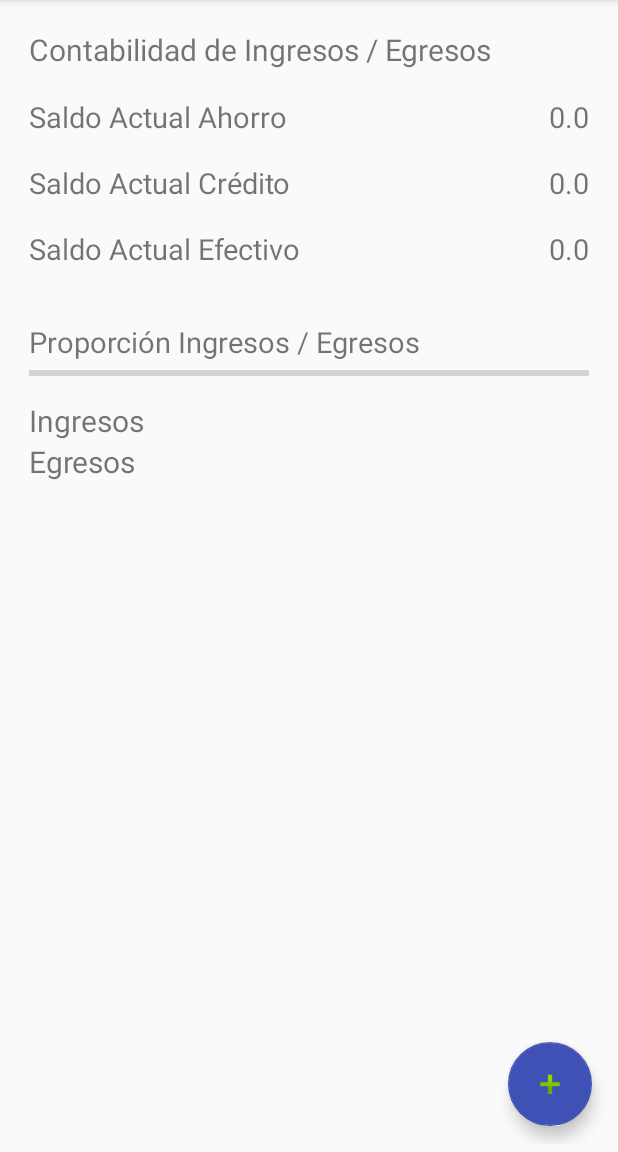
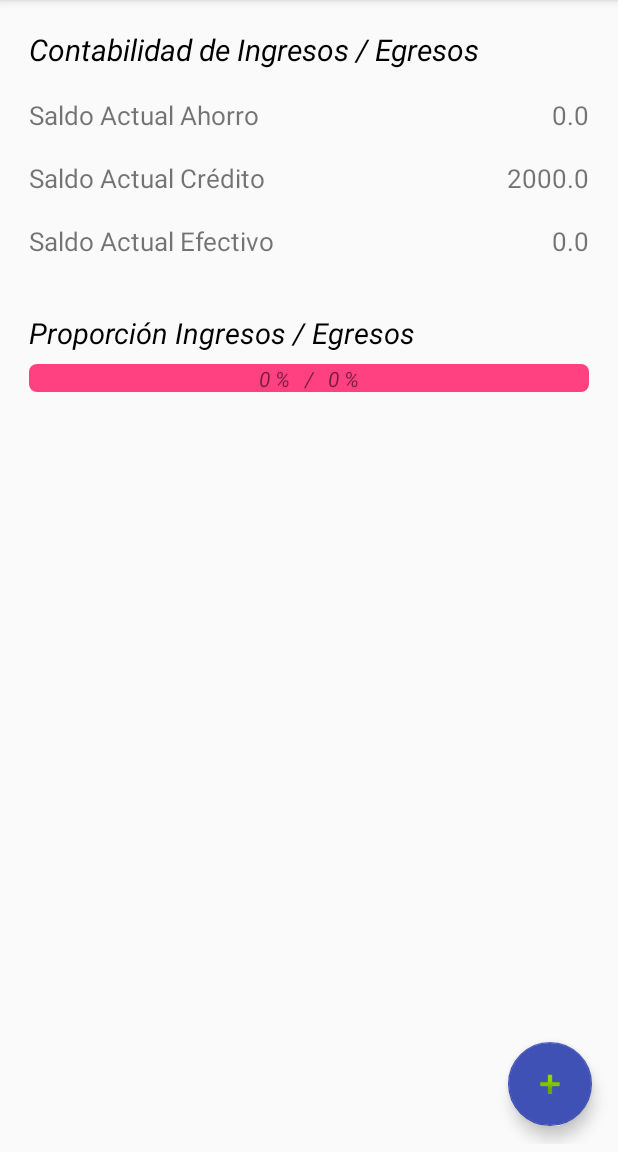
Before and after one commit to cristhoper23/MoneyHelper, an Android app: the screen it shows after launch (MainActivity), on a phone screen of 412 x 824 dp, the part 84-1236 px from its top. Run offline under Robolectric (Android 15) with nearby library versions, the phone set to English and light mode, and no system bars.

Commit message:
4° commit

```diff
--- a/app/src/main/java/com/cristhoper/moneyhelper/activities/MainActivity.java
+++ b/app/src/main/java/com/cristhoper/moneyhelper/activities/MainActivity.java
@@ -15,7 +15,7 @@
 
     private static final int NEW_OPERATION_REQUEST = 100;
 
-    private TextView textAhorro, textCredito, textEfectivo;
+    private TextView textAhorro, textCredito, textEfectivo, txtPorcentajes;
     private ProgressBar progressBar;
     @Override
     protected void onCreate(Bundle savedInstanceState) {
@@ -25,7 +25,9 @@
         textAhorro = (TextView) findViewById(R.id.txtAhorro);
         textCredito = (TextView) findViewById(R.id.txtCredito);
         textEfectivo = (TextView) findViewById(R.id.txtEfectivo);
+
         progressBar = (ProgressBar) findViewById(R.id.progressBar);
+        txtPorcentajes = (TextView) findViewById(R.id.txtPorcentajes);
 
         mostrarSaldos();
     }
@@ -48,10 +50,20 @@
         textCredito.setText(saldoActual.getSaldoCredito().toString());
         textEfectivo.setText(saldoActual.getSaldoEfectivo().toString());
 
-        //ANALIZAR ESTE CODIGO
-        Long ingreso = Math.round(saldoActual.getMtIngreso());
-        int p = (int) ingreso.longValue();
-        Log.d("progress", String.valueOf(p));
-        progressBar.setProgress((int)ingreso.doubleValue());
+        //Progreso de los ingresos y egresos en porcentaje
+        double mtIngreso = saldoActual.getMtIngreso();
+        double mtEgreso = saldoActual.getMtEgreso();
+        double mTotal = mtIngreso + mtEgreso;
+
+        mtIngreso = Math.round((mtIngreso * 100)/(mTotal));
+        mtEgreso = Math.round((mtEgreso * 100)/(mTotal));
+
+        int i = (int) mtIngreso;
+        int e = (int) mtEgreso;
+
+        txtPorcentajes.setText(i + " %   /   " + e + " %");
+
+        //Progreso de la barra
+        progressBar.setProgress(i);
     }
 }
--- a/app/src/main/java/com/cristhoper/moneyhelper/activities/NewOperationActivity.java
+++ b/app/src/main/java/com/cristhoper/moneyhelper/activities/NewOperationActivity.java
@@ -65,7 +65,7 @@
         boolean montoValido = validarMonto(montoDinero);
 
         if (!montoValido){
-            Toast.makeText(this, "Monto no valido", Toast.LENGTH_SHORT).show();
+            Toast.makeText(this, "Monto no válido", Toast.LENGTH_SHORT).show();
             return;
         }else if (tipoDinero == null){
             Toast.makeText(this, "Seleccionar Ingreso o Egreso", Toast.LENGTH_SHORT).show();
--- a/app/src/main/res/layout/activity_main.xml
+++ b/app/src/main/res/layout/activity_main.xml
@@ -12,12 +12,16 @@
         android:layout_width="match_parent"
         android:layout_height="match_parent"
         android:orientation="vertical"
-        android:padding="14dp">
+        android:padding="14dp"
+        android:layout_alignParentTop="true"
+        android:layout_alignParentStart="true">
 
         <TextView
             android:layout_width="wrap_content"
             android:layout_height="wrap_content"
+            android:textColor="@color/colorBlack"
             android:textSize="20sp"
+            android:textStyle="italic"
             android:paddingBottom="18dp"
             android:text="@string/contIngrEgr" />
 
@@ -28,7 +32,7 @@
             <TextView
                 android:layout_width="match_parent"
                 android:layout_height="wrap_content"
-                android:textSize="19sp"
+                android:textSize="17sp"
                 android:paddingBottom="18dp"
                 android:layout_weight="1"
                 android:text="@string/saldoAhorro" />
@@ -37,7 +41,7 @@
                 android:id="@+id/txtAhorro"
                 android:layout_width="match_parent"
                 android:layout_height="wrap_content"
-                android:textSize="19sp"
+                android:textSize="17sp"
                 android:textAlignment="textEnd"
                 android:paddingBottom="18dp"
                 android:layout_weight="2"
@@ -51,7 +55,7 @@
             <TextView
                 android:layout_width="wrap_content"
                 android:layout_height="wrap_content"
-                android:textSize="19sp"
+                android:textSize="17sp"
                 android:paddingBottom="18dp"
                 android:text="@string/saldoCredito" />
 
@@ -59,7 +63,7 @@
                 android:id="@+id/txtCredito"
                 android:layout_width="match_parent"
                 android:layout_height="wrap_content"
-                android:textSize="19sp"
+                android:textSize="17sp"
                 android:textAlignment="textEnd"
                 android:paddingBottom="18dp"
                 android:layout_weight="1"
@@ -73,7 +77,7 @@
             <TextView
                 android:layout_width="wrap_content"
                 android:layout_height="wrap_content"
-                android:textSize="19sp"
+                android:textSize="17sp"
                 android:paddingBottom="18dp"
                 android:text="@string/saldoEfectivo" />
 
@@ -81,7 +85,7 @@
                 android:id="@+id/txtEfectivo"
                 android:layout_width="match_parent"
                 android:layout_height="wrap_content"
-                android:textSize="19sp"
+                android:textSize="17sp"
                 android:textAlignment="textEnd"
                 android:paddingBottom="18dp"
                 android:layout_weight="1"
@@ -91,55 +95,32 @@
         <TextView
             android:layout_width="wrap_content"
             android:layout_height="wrap_content"
+            android:textColor="@color/colorBlack"
             android:textSize="19sp"
+            android:textStyle="italic"
             android:paddingTop="18dp"
+            android:paddingBottom="8dp"
             android:text="@string/proporIngrEgr" />
 
-        <ProgressBar
-            android:id="@+id/progressBar"
-            style="@style/Widget.AppCompat.ProgressBar.Horizontal"
+        <RelativeLayout
             android:layout_width="match_parent"
-            android:layout_height="wrap_content"
-            android:paddingBottom="10dp"
-            android:progress="50" />
+            android:layout_height="18.5dp">
+            <ProgressBar
+                android:id="@+id/progressBar"
+                style="@android:style/Widget.ProgressBar.Horizontal"
+                android:layout_width="match_parent"
+                android:layout_height="match_parent"
+                android:progressTint="@color/colorMoney"
+                android:progressBackgroundTint="@color/colorAccent"/>
+            <TextView
+                android:id="@+id/txtPorcentajes"
+                android:layout_width="match_parent"
+                android:layout_height="match_parent"
+                android:textStyle="italic"
+                android:textAlignment="center"
 
-        <LinearLayout
-            android:layout_width="match_parent"
-            android:layout_height="wrap_content"
-            android:orientation="horizontal">
-            <TextView
-                android:layout_width="match_parent"
-                android:layout_height="wrap_content"
-                android:layout_weight="1"
-                android:textSize="20sp"
-                android:text="Ingresos"/>
-            <TextView
-                android:layout_width="match_parent"
-                android:layout_height="wrap_content"
-                android:layout_weight="1"
-                android:textSize="20sp"
-                android:textAlignment="textEnd"
-                tools:text="67%"/>
-        </LinearLayout>
-
-        <LinearLayout
-            android:layout_width="match_parent"
-            android:layout_height="wrap_content"
-            android:orientation="horizontal">
-            <TextView
-                android:layout_width="match_parent"
-                android:layout_height="wrap_content"
-                android:layout_weight="1"
-                android:textSize="20sp"
-                android:text="Egresos"/>
-            <TextView
-                android:layout_width="match_parent"
-                android:layout_height="wrap_content"
-                android:layout_weight="1"
-                android:textSize="20sp"
-                android:textAlignment="textEnd"
-                tools:text="33%"/>
-        </LinearLayout>
+                tools:text="67 %   /   33 %"/>
+        </RelativeLayout>
     </LinearLayout>
 
 
--- a/app/src/main/res/layout/activity_new_operation.xml
+++ b/app/src/main/res/layout/activity_new_operation.xml
@@ -39,7 +39,7 @@
             android:layout_width="wrap_content"
             android:layout_height="wrap_content"
             android:text="@string/radioIngr"
-            android:textSize="18dp"
+            android:textSize="18sp"
             android:layout_weight="1"
             android:onClick="radioButtonClicked"/>
 
@@ -49,7 +49,7 @@
             android:layout_height="wrap_content"
             android:layout_weight="1"
             android:text="@string/radioEgr"
-            android:textSize="18dp"
+            android:textSize="18sp"
             android:onClick="radioButtonClicked"/>
     </RadioGroup>
 
--- a/app/src/main/res/values/colors.xml
+++ b/app/src/main/res/values/colors.xml
@@ -1,6 +1,8 @@
 <?xml version="1.0" encoding="utf-8"?>
 <resources>
+    <color name="colorBlack">#000000</color>
     <color name="colorPrimary">#3F51B5</color>
     <color name="colorPrimaryDark">#303F9F</color>
     <color name="colorAccent">#FF4081</color>
+    <color name="colorMoney">#FF46B744</color>
 </resources>
--- /dev/null
+++ b/app/src/main/res/values/ids.xml
@@ -0,0 +1,6 @@
+<?xml version="1.0" encoding="utf-8"?>
+<resources>
+    <!-- Si se borra este xml nos da un error de renderización por el TextInputLayout, el cual no afecta al momento de ejecutar la app -->
+    <item name="visible" type="id"/>
+    <item name="masked" type="id"/>
+</resources>
```
Also changed, not shown: app/src/main/java/com/cristhoper/moneyhelper/models/Saldo.java (+45 -10 lines).
